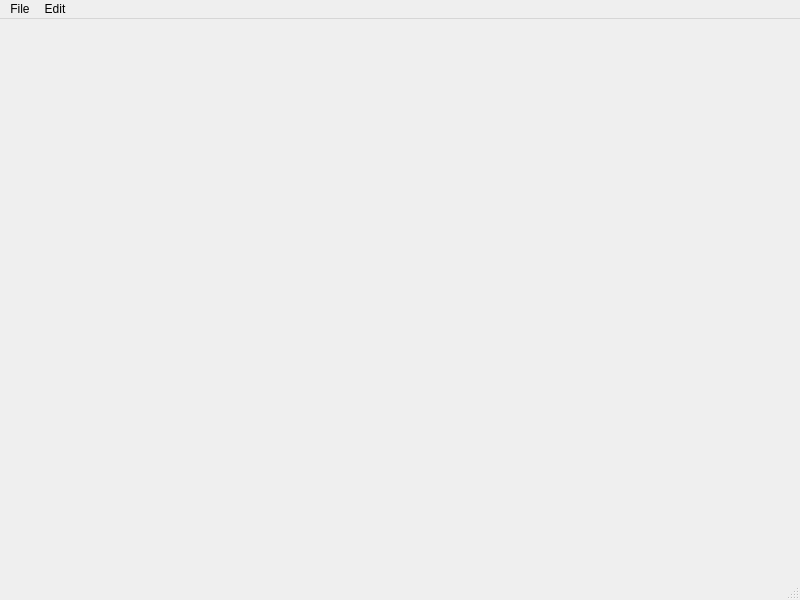
Before: the Qt Designer form mainwindow.ui in kishan-github/Notepad, drawn with Qt 5.
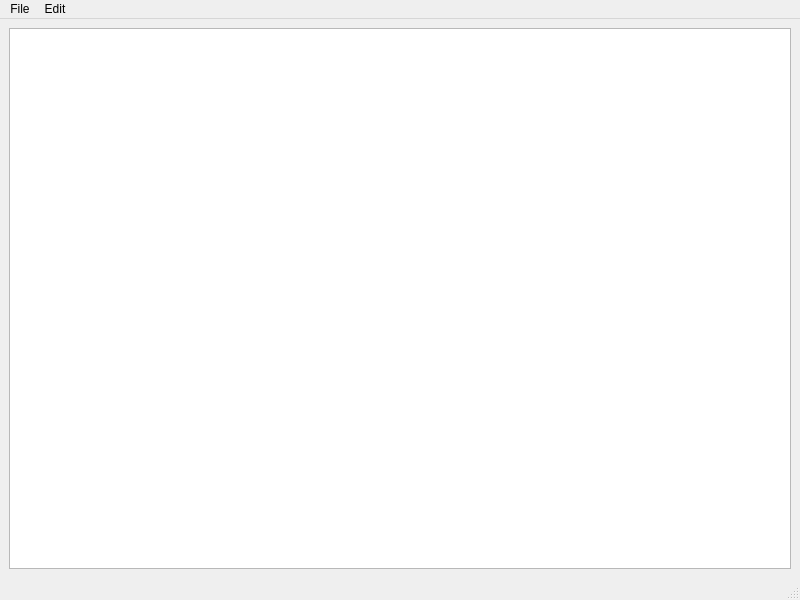
After: the same form once the commit is applied.

Patch:
```diff
--- a/mainwindow.ui
+++ b/mainwindow.ui
@@ -13,7 +13,20 @@
   <property name="windowTitle">
    <string>MainWindow</string>
   </property>
-  <widget class="QWidget" name="centralwidget"/>
+  <widget class="QWidget" name="centralwidget">
+   <layout class="QHBoxLayout" name="horizontalLayout">
+    <item>
+     <widget class="QTextEdit" name="textEdit">
+      <property name="sizePolicy">
+       <sizepolicy hsizetype="Expanding" vsizetype="Expanding">
+        <horstretch>0</horstretch>
+        <verstretch>0</verstretch>
+       </sizepolicy>
+      </property>
+     </widget>
+    </item>
+   </layout>
+  </widget>
   <widget class="QMenuBar" name="menubar">
    <property name="geometry">
     <rect>
```
Left out of the diff: 29 changed lines with no effect on the pictures.
